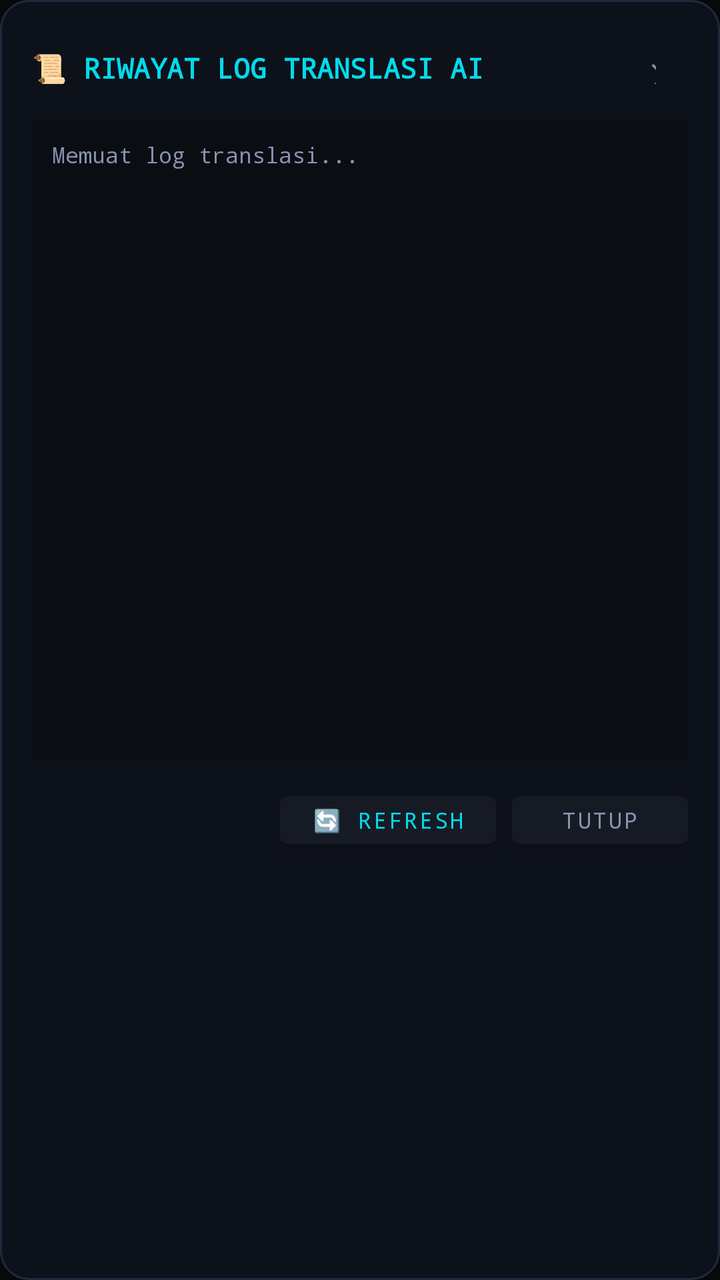
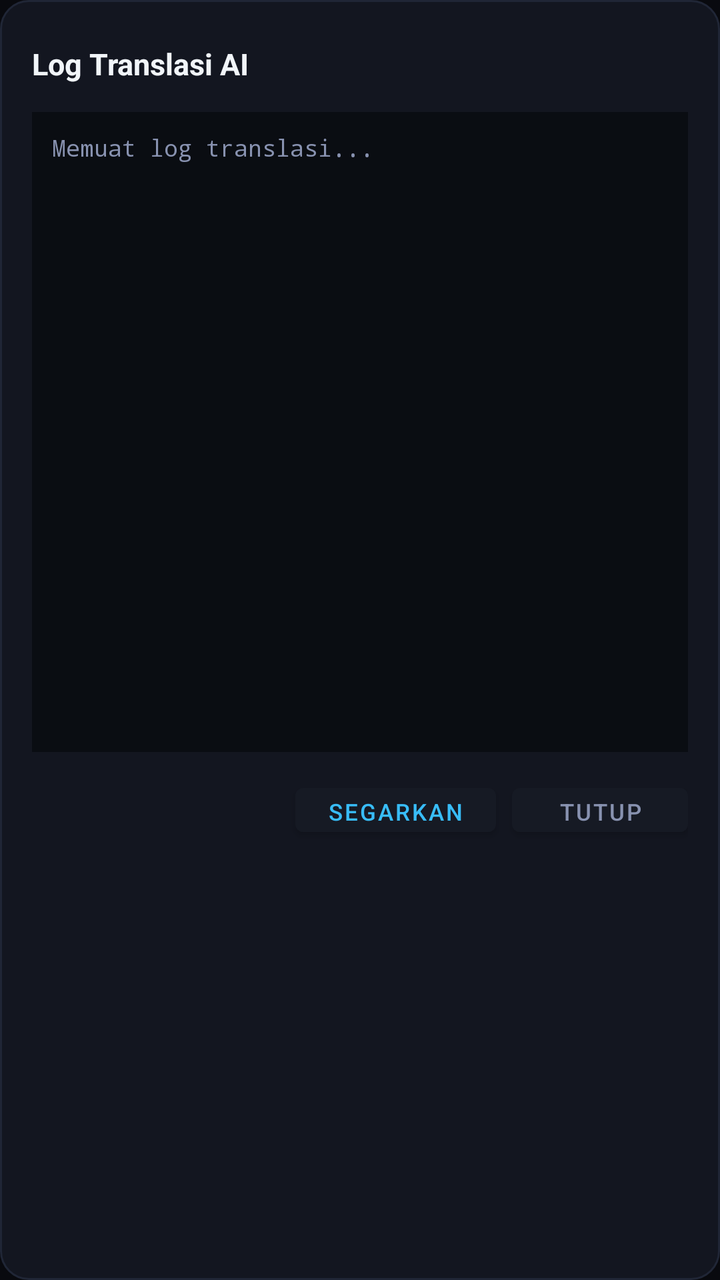

Compare the two renders of this Android layout. The source of the first and the diff that turns it into the second are given below.
<!-- AndroidManifest.xml: application theme Theme.Tatap -->
<!-- res/layout/dialog_translate_logs.xml -->
<?xml version="1.0" encoding="utf-8"?>
<LinearLayout xmlns:android="http://schemas.android.com/apk/res/android"
    android:layout_width="match_parent"
    android:layout_height="wrap_content"
    android:orientation="vertical"
    android:background="@drawable/bg_dialog_card"
    android:padding="16dp">

    
    <LinearLayout
        android:layout_width="match_parent"
        android:layout_height="wrap_content"
        android:gravity="center_vertical"
        android:paddingBottom="8dp">

        <TextView
            android:layout_width="0dp"
            android:layout_height="wrap_content"
            android:layout_weight="1"
            android:text="📜 RIWAYAT LOG TRANSLASI AI"
            android:textColor="#00DBEB"
            android:textSize="14sp"
            android:textStyle="bold"
            android:fontFamily="monospace" />

        <Button
            android:id="@+id/btn_close_logs_dialog"
            android:layout_width="36dp"
            android:layout_height="36dp"
            android:background="?attr/selectableItemBackgroundBorderless"
            android:text="✕"
            android:textColor="#8892B0"
            android:textSize="16sp" />
    </LinearLayout>

    <ScrollView
        android:layout_width="match_parent"
        android:layout_height="320dp"
        android:background="#0A0D12"
        android:padding="10dp"
        android:scrollbars="vertical">

        <TextView
            android:id="@+id/tv_translate_logs_content"
            android:layout_width="match_parent"
            android:layout_height="wrap_content"
            android:text="Memuat log translasi..."
            android:textColor="#8892B0"
            android:textSize="11sp"
            android:fontFamily="monospace" />
    </ScrollView>

    <LinearLayout
        android:layout_width="match_parent"
        android:layout_height="wrap_content"
        android:layout_marginTop="12dp"
        android:gravity="end">

        <Button
            android:id="@+id/btn_refresh_logs"
            android:layout_width="wrap_content"
            android:layout_height="36dp"
            android:text="🔄 Refresh"
            android:textColor="#00DBEB"
            android:backgroundTint="#161A24"
            android:textSize="11sp"
            android:fontFamily="monospace"
            android:layout_marginEnd="8dp" />

        <Button
            android:id="@+id/btn_dismiss_logs"
            android:layout_width="wrap_content"
            android:layout_height="36dp"
            android:text="Tutup"
            android:textColor="#8892B0"
            android:backgroundTint="#161A24"
            android:textSize="11sp"
            android:fontFamily="monospace" />
    </LinearLayout>
</LinearLayout>
<!-- resources referenced by this layout -->
<resources>
  <!-- drawable bg_dialog_card (drawable) -->
  <?xml version="1.0" encoding="utf-8"?>
  <shape xmlns:android="http://schemas.android.com/apk/res/android"
      android:shape="rectangle">
      <corners android:radius="14dp" />
      <solid android:color="#0D111A" />
      <stroke
          android:width="1dp"
          android:color="#1F293D" />
  </shape>
  <style name="Theme.Tatap" parent="Theme.MaterialComponents.NoActionBar">
          <item name="colorPrimary">#0e7490</item>
          <item name="colorPrimaryVariant">#08090c</item>
          <item name="colorOnPrimary">#ffffff</item>
          <item name="colorSecondary">#00dbeb</item>
          <item name="android:statusBarColor">#08090c</item>
          <item name="android:navigationBarColor">#08090c</item>
          <item name="android:windowBackground">#08090c</item>
      </style>
</resources>

<!-- the commit's change to res/layout/dialog_translate_logs.xml (unified diff, before → after) -->
@@ -17,20 +17,19 @@
             android:layout_width="0dp"
             android:layout_height="wrap_content"
             android:layout_weight="1"
-            android:text="📜 RIWAYAT LOG TRANSLASI AI"
-            android:textColor="#00DBEB"
-            android:textSize="14sp"
-            android:textStyle="bold"
-            android:fontFamily="monospace" />
+            android:text="Log Translasi AI"
+            android:textColor="#F1F5F9"
+            android:textSize="15sp"
+            android:textStyle="bold" />
 
         <Button
             android:id="@+id/btn_close_logs_dialog"
-            android:layout_width="36dp"
-            android:layout_height="36dp"
+            android:layout_width="32dp"
+            android:layout_height="32dp"
             android:background="?attr/selectableItemBackgroundBorderless"
             android:text="✕"
             android:textColor="#8892B0"
-            android:textSize="16sp" />
+            android:textSize="14sp" />
     </LinearLayout>
 
     <ScrollView
@@ -46,7 +45,7 @@
             android:layout_height="wrap_content"
             android:text="Memuat log translasi..."
             android:textColor="#8892B0"
-            android:textSize="11sp"
+            android:textSize="11.5sp"
             android:fontFamily="monospace" />
     </ScrollView>
 
@@ -59,22 +58,20 @@
         <Button
             android:id="@+id/btn_refresh_logs"
             android:layout_width="wrap_content"
-            android:layout_height="36dp"
-            android:text="🔄 Refresh"
-            android:textColor="#00DBEB"
+            android:layout_height="34dp"
+            android:text="Segarkan"
+            android:textColor="#38BDF8"
             android:backgroundTint="#161A24"
-            android:textSize="11sp"
-            android:fontFamily="monospace"
+            android:textSize="11.5sp"
             android:layout_marginEnd="8dp" />
 
         <Button
             android:id="@+id/btn_dismiss_logs"
             android:layout_width="wrap_content"
-            android:layout_height="36dp"
+            android:layout_height="34dp"
             android:text="Tutup"
             android:textColor="#8892B0"
             android:backgroundTint="#161A24"
-            android:textSize="11sp"
-            android:fontFamily="monospace" />
+            android:textSize="11.5sp" />
     </LinearLayout>
 </LinearLayout>
<!-- resource entries referenced after the edit -->
@@ -5,19 +5,19 @@
   <shape xmlns:android="http://schemas.android.com/apk/res/android"
       android:shape="rectangle">
       <corners android:radius="14dp" />
-      <solid android:color="#0D111A" />
+      <solid android:color="#131620" />
       <stroke
           android:width="1dp"
-          android:color="#1F293D" />
+          android:color="#202636" />
   </shape>
   <style name="Theme.Tatap" parent="Theme.MaterialComponents.NoActionBar">
-          <item name="colorPrimary">#0e7490</item>
-          <item name="colorPrimaryVariant">#08090c</item>
-          <item name="colorOnPrimary">#ffffff</item>
-          <item name="colorSecondary">#00dbeb</item>
-          <item name="android:statusBarColor">#08090c</item>
-          <item name="android:navigationBarColor">#08090c</item>
-          <item name="android:windowBackground">#08090c</item>
+          <item name="colorPrimary">#38BDF8</item>
+          <item name="colorPrimaryVariant">#090A0F</item>
+          <item name="colorOnPrimary">#FFFFFF</item>
+          <item name="colorSecondary">#38BDF8</item>
+          <item name="android:statusBarColor">#090A0F</item>
+          <item name="android:navigationBarColor">#090A0F</item>
+          <item name="android:windowBackground">#090A0F</item>
       </style>
 </resources>
 
